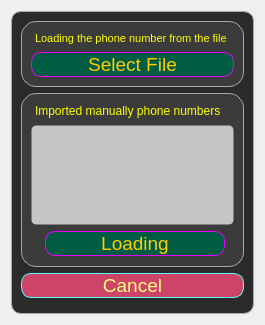
Above: ui/importNum.ui from SaeidJavadi/Advanced-WhatsApp-Sender before the change. Below: the same form after it.
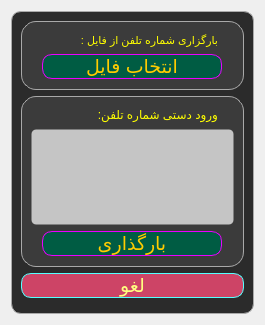
That is the form after the change.

```diff
--- a/ui/importNum.ui
+++ b/ui/importNum.ui
@@ -51,9 +51,6 @@
       </property>
       <item row="0" column="0">
        <widget class="QFrame" name="frame_file">
-        <property name="layoutDirection">
-         <enum>Qt::LeftToRight</enum>
-        </property>
         <property name="styleSheet">
          <string notr="true">QFrame {
 background-color: #3b3b3b;
@@ -79,44 +76,23 @@
          <enum>QFrame::Raised</enum>
         </property>
         <layout class="QGridLayout" name="gridLayout">
-         <item row="0" column="0">
-          <widget class="QLabel" name="label">
-           <property name="font">
-            <font>
-             <pointsize>8</pointsize>
-             <weight>50</weight>
-             <bold>false</bold>
-            </font>
-           </property>
-           <property name="styleSheet">
-            <string notr="true">QLabel {
-color:    rgb(255, 255, 0)  ;
-  border-style: no;
-border-radius:5px;
-}</string>
-           </property>
-           <property name="text">
-            <string>Loading the phone number from the file</string>
-           </property>
-          </widget>
-         </item>
+         <property name="topMargin">
+          <number>10</number>
+         </property>
+         <property name="bottomMargin">
+          <number>10</number>
+         </property>
          <item row="1" column="0">
           <widget class="QPushButton" name="btn_importFile">
-           <property name="sizePolicy">
-            <sizepolicy hsizetype="Preferred" vsizetype="Fixed">
-             <horstretch>0</horstretch>
-             <verstretch>0</verstretch>
-            </sizepolicy>
-           </property>
            <property name="minimumSize">
             <size>
-             <width>100</width>
+             <width>180</width>
              <height>25</height>
             </size>
            </property>
            <property name="maximumSize">
             <size>
-             <width>16777215</width>
+             <width>180</width>
              <height>16777215</height>
             </size>
            </property>
@@ -147,7 +123,28 @@
 }</string>
            </property>
            <property name="text">
-            <string>Select File</string>
+            <string>انتخاب فایل</string>
+           </property>
+          </widget>
+         </item>
+         <item row="0" column="0">
+          <widget class="QLabel" name="label">
+           <property name="font">
+            <font>
+             <pointsize>8</pointsize>
+             <weight>50</weight>
+             <bold>false</bold>
+            </font>
+           </property>
+           <property name="styleSheet">
+            <string notr="true">QLabel {
+color:    rgb(255, 255, 0)  ;
+  border-style: no;
+border-radius:5px;
+}</string>
+           </property>
+           <property name="text">
+            <string>بارگزاری شماره تلفن از فایل :</string>
            </property>
           </widget>
          </item>
@@ -190,18 +187,12 @@
          <item row="0" column="0" colspan="2">
           <widget class="QLabel" name="label_2">
            <property name="text">
-            <string>Imported manually phone numbers</string>
+            <string>ورود دستی شماره تلفن:</string>
            </property>
           </widget>
          </item>
          <item row="2" column="1">
           <widget class="QPushButton" name="btn_importManual">
-           <property name="sizePolicy">
-            <sizepolicy hsizetype="Preferred" vsizetype="Fixed">
-             <horstretch>0</horstretch>
-             <verstretch>0</verstretch>
-            </sizepolicy>
-           </property>
            <property name="minimumSize">
             <size>
              <width>180</width>
@@ -210,7 +201,7 @@
            </property>
            <property name="maximumSize">
             <size>
-             <width>16777215</width>
+             <width>180</width>
              <height>16777215</height>
             </size>
            </property>
@@ -238,7 +229,7 @@
 }</string>
            </property>
            <property name="text">
-            <string>Loading</string>
+            <string>بارگذاری</string>
            </property>
           </widget>
          </item>
@@ -284,7 +275,7 @@
 }</string>
         </property>
         <property name="text">
-         <string>Cancel</string>
+         <string>لغو</string>
         </property>
         <property name="autoDefault">
          <bool>true</bool>
```
Left out of the diff: 23 changed lines with no effect on the pictures.
